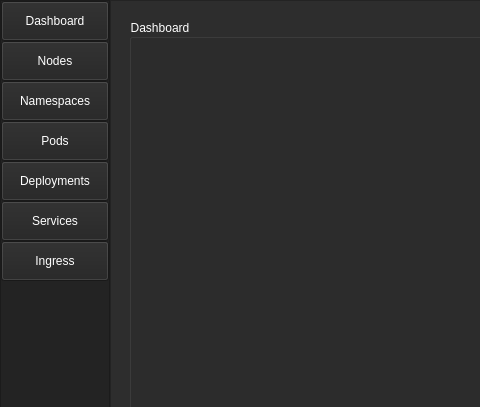
Before: the Qt Designer form UI/ui_main.ui in monico18/LTI2-Kubernetes-Controller, drawn with Qt 5; both pictures show x 0 to 480 and y 0 to 407 of the 1168 by 723 pixel window.
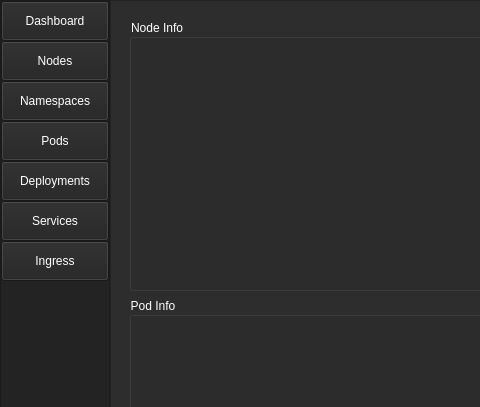
After: the same form once the commit is applied.

The edit to the form file:
```diff
--- a/UI/ui_main.ui
+++ b/UI/ui_main.ui
@@ -1782,7 +1782,7 @@
                 <property name="sizePolicy">
                  <sizepolicy hsizetype="Preferred" vsizetype="MinimumExpanding">
                   <horstretch>0</horstretch>
-                  <verstretch>0</verstretch>
+                  <verstretch>2</verstretch>
                  </sizepolicy>
                 </property>
                 <property name="palette">
@@ -1904,13 +1904,144 @@
                  </palette>
                 </property>
                 <property name="title">
-                 <string>Dashboard</string>
+                 <string>Node Info</string>
                 </property>
                 <property name="checkable">
                  <bool>false</bool>
                 </property>
                </widget>
               </item>
+              <item>
+               <widget class="QGroupBox" name="groupBox_Pod">
+                <property name="sizePolicy">
+                 <sizepolicy hsizetype="Preferred" vsizetype="Preferred">
+                  <horstretch>0</horstretch>
+                  <verstretch>3</verstretch>
+                 </sizepolicy>
+                </property>
+                <property name="palette">
+                 <palette>
+                  <active>
+                   <colorrole role="WindowText">
+                    <brush brushstyle="SolidPattern">
+                     <color alpha="255">
+                      <red>255</red>
+                      <green>255</green>
+                      <blue>255</blue>
+                     </color>
+                    </brush>
+                   </colorrole>
+                   <colorrole role="Button">
+                    <brush brushstyle="SolidPattern">
+                     <color alpha="255">
+                      <red>45</red>
+                      <green>45</green>
+                      <blue>45</blue>
+                     </color>
+                    </brush>
+                   </colorrole>
+                   <colorrole role="Base">
+                    <brush brushstyle="SolidPattern">
+                     <color alpha="255">
+                      <red>45</red>
+                      <green>45</green>
+                      <blue>45</blue>
+                     </color>
+                    </brush>
+                   </colorrole>
+                   <colorrole role="Window">
+                    <brush brushstyle="SolidPattern">
+                     <color alpha="255">
+                      <red>45</red>
+                      <green>45</green>
+                      <blue>45</blue>
+                     </color>
+                    </brush>
+                   </colorrole>
+                  </active>
+                  <inactive>
+                   <colorrole role="WindowText">
+                    <brush brushstyle="SolidPattern">
+                     <color alpha="255">
+                      <red>255</red>
+                      <green>255</green>
+                      <blue>255</blue>
+                     </color>
+                    </brush>
+                   </colorrole>
+                   <colorrole role="Button">
+                    <brush brushstyle="SolidPattern">
+                     <color alpha="255">
+                      <red>45</red>
+                      <green>45</green>
+                      <blue>45</blue>
+                     </color>
+                    </brush>
+                   </colorrole>
+                   <colorrole role="Base">
+                    <brush brushstyle="SolidPattern">
+                     <color alpha="255">
+                      <red>45</red>
+                      <green>45</green>
+                      <blue>45</blue>
+                     </color>
+                    </brush>
+                   </colorrole>
+                   <colorrole role="Window">
+                    <brush brushstyle="SolidPattern">
+                     <color alpha="255">
+                      <red>45</red>
+                      <green>45</green>
+                      <blue>45</blue>
+                     </color>
+                    </brush>
+                   </colorrole>
+                  </inactive>
+                  <disabled>
+                   <colorrole role="WindowText">
+                    <brush brushstyle="SolidPattern">
+                     <color alpha="255">
+                      <red>120</red>
+                      <green>120</green>
+                      <blue>120</blue>
+                     </color>
+                    </brush>
+                   </colorrole>
+                   <colorrole role="Button">
+                    <brush brushstyle="SolidPattern">
+                     <color alpha="255">
+                      <red>45</red>
+                      <green>45</green>
+                      <blue>45</blue>
+                     </color>
+                    </brush>
+                   </colorrole>
+                   <colorrole role="Base">
+                    <brush brushstyle="SolidPattern">
+                     <color alpha="255">
+                      <red>45</red>
+                      <green>45</green>
+                      <blue>45</blue>
+                     </color>
+                    </brush>
+                   </colorrole>
+                   <colorrole role="Window">
+                    <brush brushstyle="SolidPattern">
+                     <color alpha="255">
+                      <red>45</red>
+                      <green>45</green>
+                      <blue>45</blue>
+                     </color>
+                    </brush>
+                   </colorrole>
+                  </disabled>
+                 </palette>
+                </property>
+                <property name="title">
+                 <string>Pod Info</string>
+                </property>
+               </widget>
+              </item>
              </layout>
             </widget>
             <widget class="QWidget" name="page_2">
```
